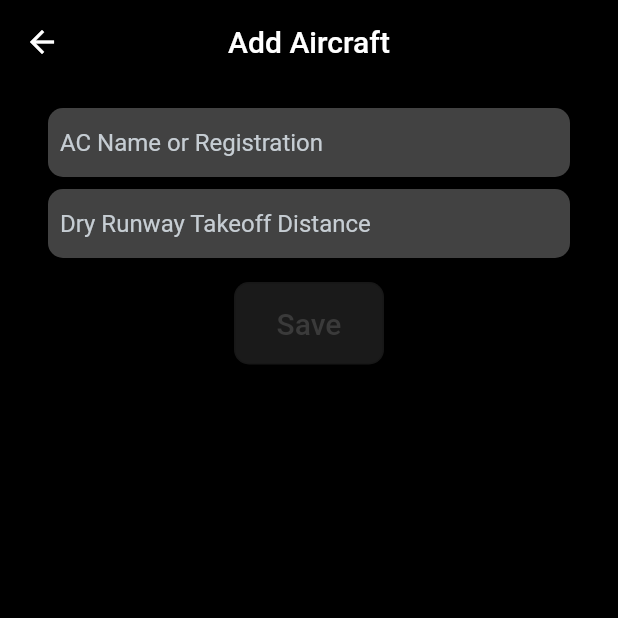
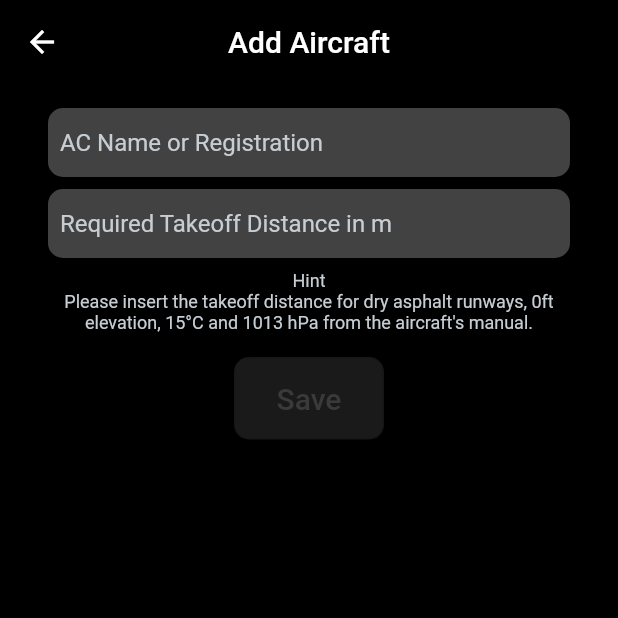
Before and after one commit to FrenchTacoDev/ultra_light_performance_tool, a Flutter app: the screen it shows after launch, after a tap on the "add" icon, on a phone screen of 412 x 824 dp, the top half of it. Run offline on Flutter 3.47's test engine with Material 3 defaults, Android fonts, the light colour scheme and no system bars; our stand-ins replace file_picker, flutter_bloc, share_plus, sqflite, sqflite_common_ffi; accounts and stored records are empty.

Commit message:
0.4.0 (#14)
* Update factor_adjust.dart

 - Fixed bug with two times sod damaged fac adjust

* General improvements

- Added menu button to ac selection
- Added hint for aircrafts takeoff distance on add ac page

 - added units to descriptions
 - added confirmation dialogs when exiting add or edit ac/ap

 - change slope to % iso ° (Bugfix)

* Update pubspec.yaml

```diff
--- a/lib/src/aircraft/add_aircraft/add_aircraft_page.dart
+++ b/lib/src/aircraft/add_aircraft/add_aircraft_page.dart
@@ -1,6 +1,7 @@
 import 'package:flutter/material.dart';
 import 'package:flutter_bloc/flutter_bloc.dart';
 import 'package:ultra_light_performance_tool/src/aircraft/aircraft.dart';
+import 'package:ultra_light_performance_tool/src/res/themes.dart';
 import 'package:ultra_light_performance_tool/src/shared%20widgets/ulpt_button.dart';
 import 'package:ultra_light_performance_tool/src/core/core.dart';
 import 'BLoC/add_aircraft_bloc.dart';
@@ -15,22 +16,28 @@ class AddAircraftPage extends StatelessWidget {
 
   @override
   Widget build(BuildContext context) {
-    return Scaffold(
-      appBar: AppBar(
-        centerTitle: true,
-        title: original == null ?
-          Text(Localizer.of(context).addACTitleCreate) :
-          Text(Localizer.of(context).addACTitleEdit),
-      ),
-      body: BlocProvider<AddAircraftCubit>(
+
+    return BlocProvider<AddAircraftCubit>(
       create: (context) => AddAircraftCubit(acManager: acManager, original: original),
       child: BlocBuilder<AddAircraftCubit, AddAircraftState>(
         builder: (context, state) {
 
           var cubit = context.read<AddAircraftCubit>();
+          var theme = Theme.of(context).extensions[ULPTTheme] as ULPTTheme;
 
-            return Padding(
+          return Scaffold(
+            appBar: AppBar(
+              centerTitle: true,
+              leading: BackButton(
+                onPressed: () => cubit.onClose(context: context),
+              ),
+              title: original == null ?
+              Text(Localizer.of(context).addACTitleCreate) :
+              Text(Localizer.of(context).addACTitleEdit),
+            ),
+            body: Padding(
               padding: const EdgeInsets.symmetric(vertical: 16, horizontal: 32),
+              child: SingleChildScrollView(
                 child: Center(
                   child: ConstrainedBox(
                     constraints: const BoxConstraints(maxWidth: 500),
@@ -44,6 +51,15 @@ class AddAircraftPage extends StatelessWidget {
                         ACTodEntry(
                           onTodSet: (i) => cubit.setTOD(tod: i),
                           value: state.tod,
+                        ),
+                        const SizedBox(height: 8,),
+                        Padding(
+                          padding: const EdgeInsets.symmetric(horizontal: 8),
+                          child: Text(
+                            textAlign: TextAlign.center,
+                            Localizer.of(context).addACTodExplain,
+                            style: TextStyle(color: theme.interactiveHintTextColor, fontSize: 12),
+                          ),
                         ),
                         const SizedBox(height: 16,),
                         ConstrainedBox(
@@ -62,10 +78,11 @@ class AddAircraftPage extends StatelessWidget {
                     ),
                   ),
                 ),
+              ),
+            ),
           );
         },
       ),
-      )
     );
   }
 }
--- a/lib/src/airports/add airport/BLoC/add_airport_bloc.dart
+++ b/lib/src/airports/add airport/BLoC/add_airport_bloc.dart
@@ -1,3 +1,4 @@
+import 'package:flutter/foundation.dart';
 import 'package:flutter/material.dart';
 import 'package:flutter_bloc/flutter_bloc.dart';
 import 'package:ultra_light_performance_tool/src/airports/add%20runway/add_runway_page.dart';
@@ -48,6 +49,14 @@ class AddAirportState{
       elevation: elevation ?? this.elevation,
       runways: runways != null ? List.of(runways) : this.runways != null ? List.of(this.runways!) : null,
     );
+  }
+
+  bool hasEntries(){
+    return name != null || icao != null || iata != null || elevation != null || (runways != null && runways!.isNotEmpty);
+  }
+
+  bool matchesAirport(Airport ap){
+    return ap.name == name && ap.icao == icao && ap.iata == iata && ap.elevation == elevation && listEquals(ap.runways, runways);
   }
 }
 
@@ -124,6 +133,14 @@ class AddAirportCubit extends Cubit<AddAirportState>{
         && state.runways != null && state.runways!.isNotEmpty;
   }
 
+  Future<void> onClose({required BuildContext context}) async{
+    pop() => Navigator.pop(context);
+    if(state.hasEntries() == false) return pop();
+    if(original != null && state.matchesAirport(original!)) return pop();
+    var res = await ULPTConfirmation.show(context: context, title: Text(Localizer.of(context).entriesLostWarning, textAlign: TextAlign.center,));
+    if(res == true) pop();
+  }
+
   ///Pops the Page and returns the airport to the caller
   Future<void> save({required BuildContext context}) async{
     if(canSave() == false) return emit(state.copyWith());
--- a/lib/src/core/settings/widgets/factor_adjust.dart
+++ b/lib/src/core/settings/widgets/factor_adjust.dart
@@ -100,7 +100,7 @@ class FactorAdjustPanel extends StatelessWidget {
                                 ),
                                 const SizedBox(height: 16),
                                 FactorAdjustField(
-                                  message: Localizer.of(context).faGrassSodDamaged,
+                                  message: Localizer.of(context).faGrassHigh,
                                   value: ((state.corrections.highGrassFactor - 1) * 100).round(),
                                   onFactorSet: (value) => context.read<FactorAdjustCubit>().adjustHighGrassFactor(factor: value),
                                 ),
--- a/lib/src/localization/de/de.dart
+++ b/lib/src/localization/de/de.dart
@@ -26,7 +26,9 @@ class DE extends Dictionary{
   @override
   String get full => "Voll";
   @override
-  String get toda => "Verfügbare Startdistanz";
+  String get toda => "Verfügbare Startstrecke in m";
+  @override
+  String get entriesLostWarning => "Wollen Sie die Seite wirklich verlassen?\nEingaben gehen verloren!";
   //endregion
   //region Menu
   @override
@@ -50,7 +52,10 @@ class DE extends Dictionary{
   @override
   String get addACNameHint => "Name oder Registrierung des Luftfahrzeugs";
   @override
-  String get addACTodHint => "Startstrecke auf trockener Bahn";
+  String get addACTodHint => "Benötigte Startstrecke in m";
+  @override
+  String get addACTodExplain => "Hinweis\nBitte tragen Sie hier die Startstrecke für trockene Asphaltbahnen bei 0ft Platzhöhe, "
+      "15°C und 1013 hPa aus dem Handbuch des Luftfahrzeugs ein.";
   //endregion
   //region Settings
   //Settings title is same as menuSettings
@@ -107,7 +112,7 @@ class DE extends Dictionary{
   @override
   String get apNameHint => "Name des Flugplatzes";
   @override
-  String get apElevHint => "Flugplatzhöhe";
+  String get apElevHint => "Flugplatzhöhe in ft";
   @override
   String get deleteRunwayConfirm => "Piste löschen?";
   //endregion
@@ -123,11 +128,11 @@ class DE extends Dictionary{
   @override
   String get rwySrfcDropdownHint => "Bahnbelag";
   @override
-  String get rwyStartElevHint => "Pistenanfangshöhe";
+  String get rwyStartElevHint => "Pistenanfangshöhe in ft";
   @override
-  String get rwyEndElevHint => "Pistenendhöhe";
+  String get rwyEndElevHint => "Pistenendhöhe in ft";
   @override
-  String get rwySlopeHint => "Pistenneigung";
+  String get rwySlopeHint => "Pistenneigung in %";
   @override
   String get rwyIntersectNameHint => "Pistenkreuzungsbezeichnung";
   @override
--- a/lib/src/localization/default/en.dart
+++ b/lib/src/localization/default/en.dart
@@ -14,6 +14,7 @@ abstract class Dictionary{
   String get runways;
   String get full;
   String get toda;
+  String get entriesLostWarning;
   //endregion
 
   //region Menu
@@ -32,6 +33,7 @@ abstract class Dictionary{
   String get addACTitleEdit;
   String get addACNameHint;
   String get addACTodHint;
+  String get addACTodExplain;
   //endregion
 
   //region Settings
@@ -190,7 +192,9 @@ class EN extends Dictionary{
   @override
   String get full => "Full";
   @override
-  String get toda => "Takeoff Distance Available";
+  String get toda => "Takeoff Distance Available in m";
+  @override
+  String get entriesLostWarning => "Really leave this page?\nAll entries will be lost!";
   //endregion
 
   //region Menu
@@ -215,7 +219,9 @@ class EN extends Dictionary{
   @override
   String get addACNameHint => "AC Name or Registration";
   @override
-  String get addACTodHint => "Dry Runway Takeoff Distance";
+  String get addACTodHint => "Required Takeoff Distance in m";
+  @override
+  String get addACTodExplain => "Hint\nPlease insert the takeoff distance for dry asphalt runways, 0ft elevation, 15°C and 1013 hPa from the aircraft's manual.";
   //endregion
   //region Settings
   //Settings title is same as menuSettings
@@ -272,7 +278,7 @@ class EN extends Dictionary{
   @override
   String get apNameHint => "Airport Name";
   @override
-  String get apElevHint => "Airport Elevation";
+  String get apElevHint => "Airport Elevation in ft";
   @override
   String get deleteRunwayConfirm => "Delete Runway?";
   //endregion
@@ -284,15 +290,15 @@ class EN extends Dictionary{
   @override
   String get rwyNameHint => "Runway Name";
   @override
-  String get rwyDirHint => "Runway Direction";
+  String get rwyDirHint => "Runway Direction in Degrees";
   @override
   String get rwySrfcDropdownHint => "Runway Surface";
   @override
-  String get rwyStartElevHint => "Runway Start Elevation";
+  String get rwyStartElevHint => "Runway Start Elevation in ft";
   @override
-  String get rwyEndElevHint => "Runway End Elevation";
+  String get rwyEndElevHint => "Runway End Elevation in ft";
   @override
-  String get rwySlopeHint => "Runway Slope";
+  String get rwySlopeHint => "Runway Slope in %";
   @override
   String get rwyIntersectNameHint => "Intersection Name";
   @override
--- a/pubspec.yaml
+++ b/pubspec.yaml
@@ -1,6 +1,6 @@
 name: ultra_light_performance_tool
 description: ulpt description
-version: 0.4.0+4
+version: 0.4.0+5
 #homepage:
 
 environment:
```
Also changed, not shown: lib/src/aircraft/add_aircraft/BLoC/add_aircraft_bloc.dart (+19 -0 lines), lib/src/aircraft/list/aircraft_select_panel.dart (+16 -0 lines), lib/src/airports/add airport/add_airport_page.dart (+10 -8 lines), lib/src/airports/add runway/BLoC/add_runway_bloc.dart (+19 -0 lines), lib/src/airports/add runway/add_runway_page.dart (+9 -8 lines), lib/src/airports/add runway/widgets/runway_slope_entry.dart (+9 -9 lines). Lines whose indentation alone changed are shown as unchanged.
